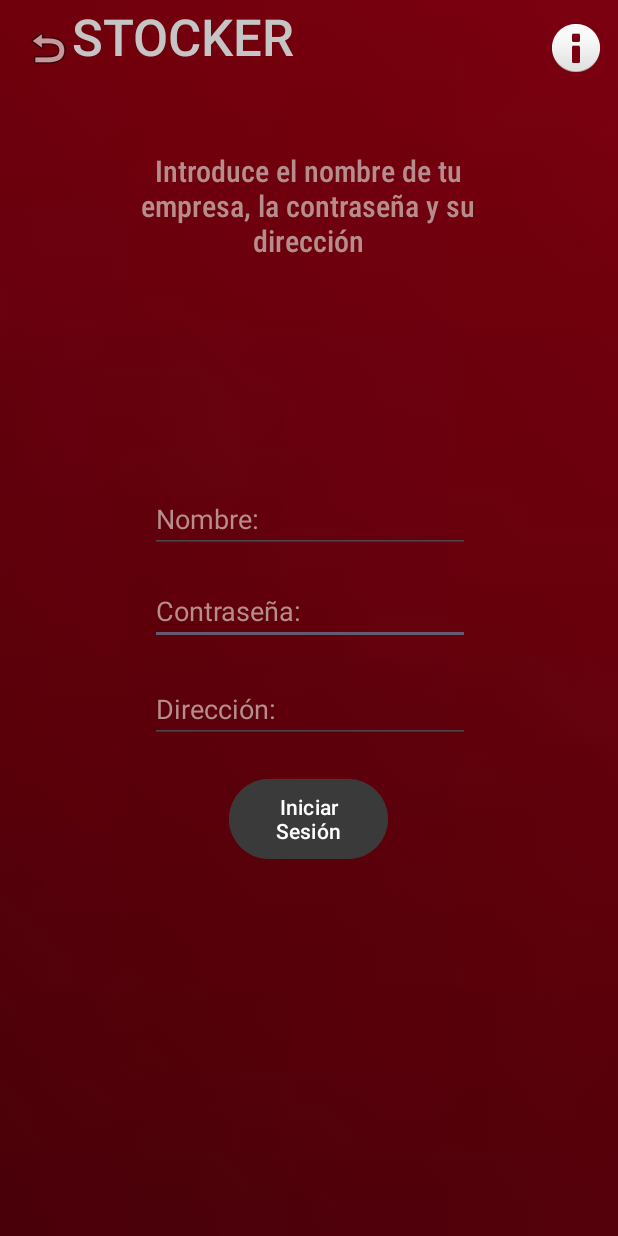
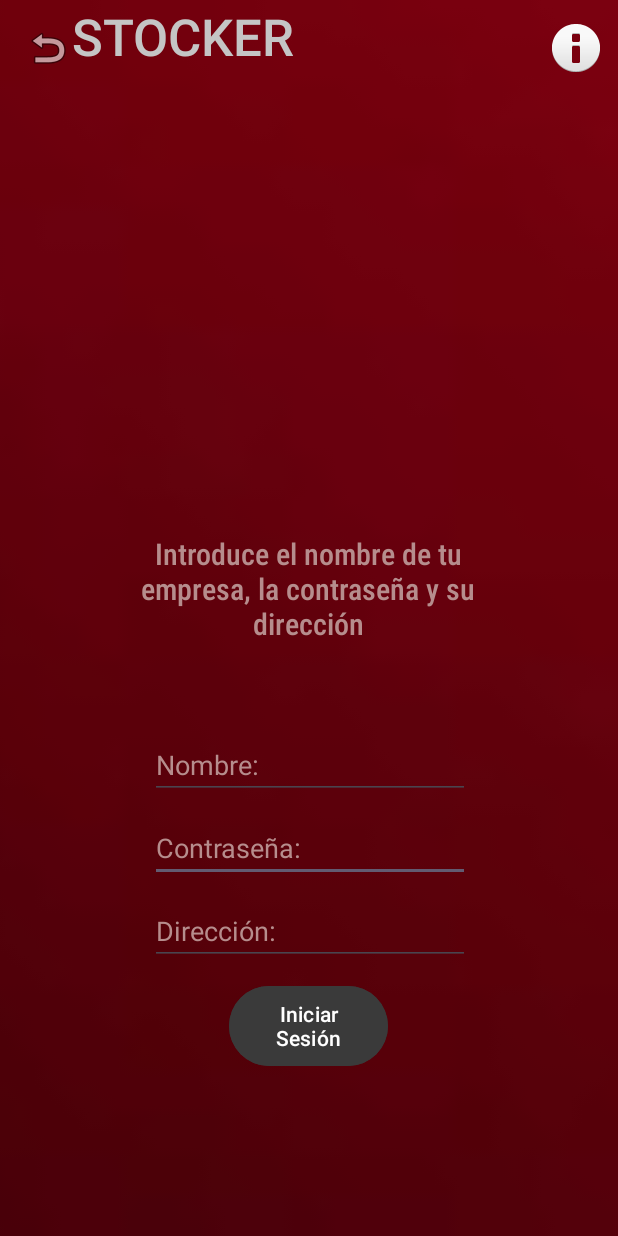
Before and after one commit to AsobrinoM/STOCKER2, an Android app: the screen it shows after launch (ActividadInicioSesion), on a phone screen of 412 x 824 dp. Run offline under Robolectric (Android 15) with nearby library versions, the phone set to English and light mode, and no system bars; our stand-ins replace Firebase (no records; nobody signed in at launch, a user with empty details on screens opened directly).

Commit message:
arreglo final

```diff
--- a/app/src/main/res/layout-land/activity_buscar_producto.xml
+++ b/app/src/main/res/layout-land/activity_buscar_producto.xml
@@ -44,8 +44,9 @@
         android:id="@+id/SV3"
         android:layout_width="504dp"
         android:layout_height="323dp"
-        app:layout_constraintBottom_toBottomOf="parent"
-        app:layout_constraintEnd_toEndOf="parent">
+        android:layout_marginTop="40dp"
+        app:layout_constraintStart_toEndOf="@+id/textfiltro"
+        app:layout_constraintTop_toTopOf="parent">
 
         <LinearLayout
             android:id="@+id/linearLayoutContaine"
--- a/app/src/main/res/layout/activity_ingreso_productos.xml
+++ b/app/src/main/res/layout/activity_ingreso_productos.xml
@@ -80,9 +80,11 @@
 
     <ScrollView
         android:id="@+id/SV1"
-        android:layout_width="391dp"
-        android:layout_height="264dp"
+        android:layout_width="376dp"
+        android:layout_height="266dp"
+        android:layout_marginStart="10dp"
         android:layout_marginTop="16dp"
+        android:layout_marginEnd="10dp"
         app:layout_constraintEnd_toEndOf="parent"
         app:layout_constraintStart_toStartOf="parent"
         app:layout_constraintTop_toBottomOf="@+id/textView4">
--- a/app/src/main/res/layout/activity_main.xml
+++ b/app/src/main/res/layout/activity_main.xml
@@ -79,11 +79,12 @@
         android:id="@+id/imageView2"
         android:layout_width="242dp"
         android:layout_height="287dp"
-        android:layout_marginBottom="348dp"
         app:layout_constraintBottom_toBottomOf="@+id/appbar"
         app:layout_constraintEnd_toEndOf="parent"
         app:layout_constraintHorizontal_bias="0.497"
         app:layout_constraintStart_toStartOf="parent"
+        app:layout_constraintTop_toTopOf="parent"
+        app:layout_constraintVertical_bias="0.139"
         app:srcCompat="@drawable/st" />
 
 
--- a/app/src/main/res/layout/layout_inicio_sesion.xml
+++ b/app/src/main/res/layout/layout_inicio_sesion.xml
@@ -4,6 +4,7 @@
     xmlns:tools="http://schemas.android.com/tools"
     android:layout_width="match_parent"
     android:layout_height="match_parent">
+
     <include
         android:id="@+id/appbar"
         layout="@layout/toolbar"
@@ -18,7 +19,7 @@
         android:layout_height="wrap_content"
         android:layout_marginStart="100dp"
         android:layout_marginEnd="101dp"
-        android:layout_marginBottom="20dp"
+        android:layout_marginBottom="10dp"
         android:ems="10"
         android:hint="@string/txtCont"
         android:inputType="textPassword"
@@ -34,9 +35,8 @@
         android:layout_width="262dp"
         android:layout_height="112dp"
         android:layout_marginStart="118dp"
-        android:layout_marginTop="100dp"
         android:layout_marginEnd="118dp"
-        android:layout_marginBottom="12dp"
+        android:layout_marginBottom="20dp"
         android:fontFamily="sans-serif-condensed-medium"
         android:text="@string/intNombEmp"
         android:textAlignment="center"
@@ -45,9 +45,7 @@
         app:layout_constraintBottom_toTopOf="@+id/ETISN"
         app:layout_constraintEnd_toEndOf="parent"
         app:layout_constraintHorizontal_bias="0.505"
-        app:layout_constraintStart_toStartOf="parent"
-        app:layout_constraintTop_toTopOf="@+id/appbar"
-        app:layout_constraintVertical_bias="0.0" />
+        app:layout_constraintStart_toStartOf="parent" />
 
     <EditText
         android:id="@+id/ETISN"
@@ -55,7 +53,7 @@
         android:layout_height="wrap_content"
         android:layout_marginStart="100dp"
         android:layout_marginEnd="101dp"
-        android:layout_marginBottom="16dp"
+        android:layout_marginBottom="10dp"
         android:ems="10"
         android:hint="@string/txtNomb"
         android:inputType="text"
@@ -72,7 +70,7 @@
         android:layout_height="wrap_content"
         android:layout_marginStart="100dp"
         android:layout_marginEnd="101dp"
-        android:layout_marginBottom="20dp"
+        android:layout_marginBottom="10dp"
         android:ems="10"
         android:hint="@string/direcci_n"
         android:inputType="text"
@@ -87,7 +85,7 @@
         android:id="@+id/btnIniSec"
         android:layout_width="106dp"
         android:layout_height="61dp"
-        android:layout_marginBottom="40dp"
+        android:layout_marginBottom="50dp"
         android:backgroundTint="#3A3A3A"
         android:text="@string/btIniSesi"
         app:layout_constraintBottom_toTopOf="@+id/BTNABREREG"
@@ -101,7 +99,6 @@
         android:layout_height="59dp"
         android:layout_marginStart="125dp"
         android:layout_marginEnd="126dp"
-        android:layout_marginBottom="148dp"
         android:backgroundTint="#1C1D51"
         android:onClick="abrirRegistrar"
         android:text="@string/btnRegEmp"
```
Also changed, not shown: app/src/main/java/com/example/stocker2/ActividadInicioSesion.kt (+10 -7 lines), app/src/main/java/com/example/stocker2/ProductosMercado.kt (+4 -4 lines), app/src/main/java/com/example/stocker2/adapter/SupermercadosAdapter.kt (+4 -4 lines), app/src/main/res/layout-land/activity_acerca_de.xml (+5 -10 lines), app/src/main/res/layout-land/activity_main.xml (+4 -6 lines), app/src/main/res/layout/activity_buscar_tienda.xml (+8 -4 lines).
